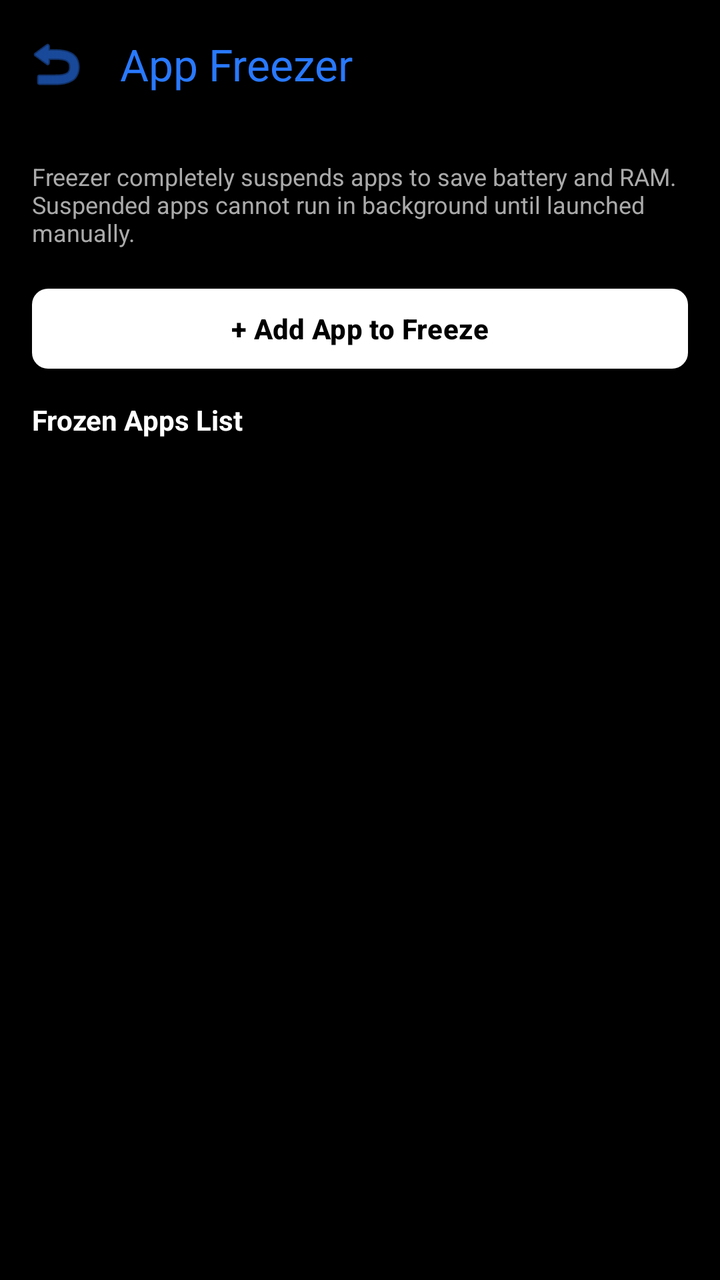
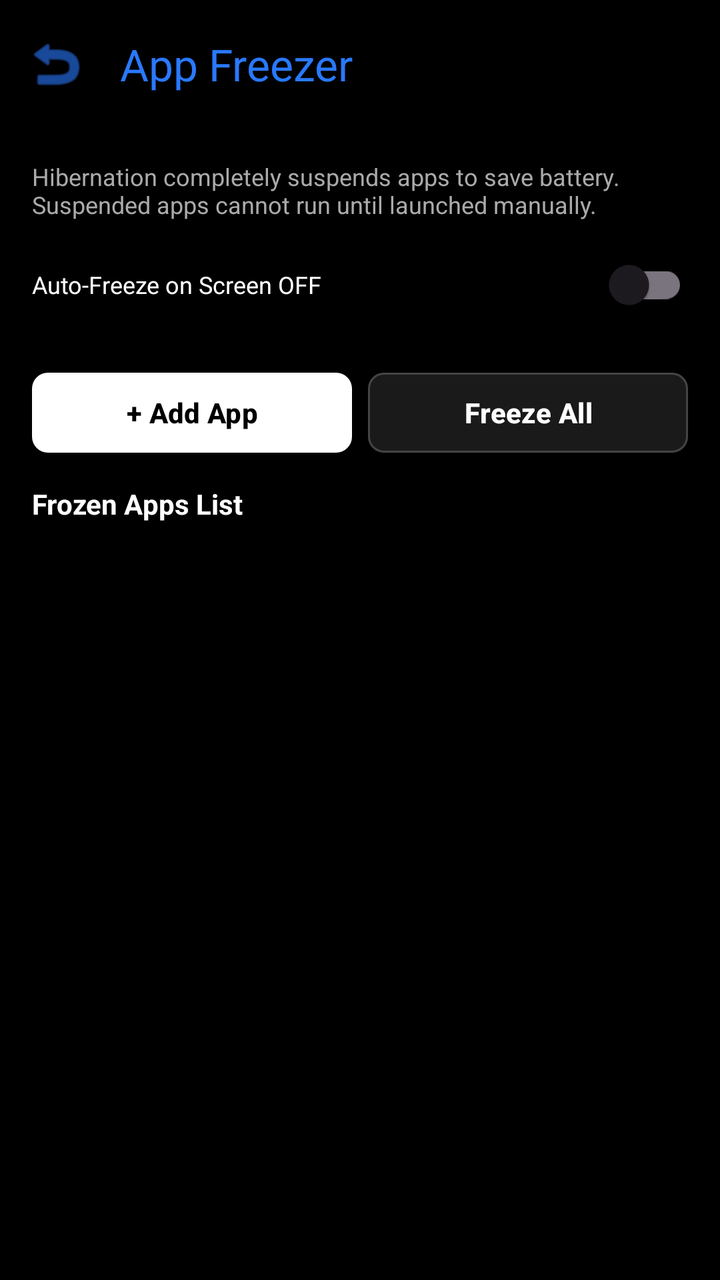

Screens rendered from an Android XML layout before and after an edit, with the pre-edit source and the edit as a unified diff.
<!-- AndroidManifest.xml: activity theme Theme.PhoneControl -->
<!-- res/layout/activity_freezer.xml -->
<?xml version="1.0" encoding="utf-8"?>
<LinearLayout xmlns:android="http://schemas.android.com/apk/res/android"
    xmlns:app="http://schemas.android.com/apk/res-auto"
    android:layout_width="match_parent"
    android:layout_height="match_parent"
    android:orientation="vertical"
    android:background="@android:color/black"
    android:fitsSystemWindows="true">

    <com.google.android.material.appbar.MaterialToolbar
        android:id="@+id/toolbarFreezer"
        android:layout_width="match_parent"
        android:layout_height="?attr/actionBarSize"
        app:title="App Freezer"
        app:titleTextColor="@color/color_freezer"
        app:navigationIcon="@android:drawable/ic_menu_revert"
        app:navigationIconTint="@color/color_freezer" />

    
    <LinearLayout
        android:layout_width="match_parent"
        android:layout_height="wrap_content"
        android:orientation="vertical"
        android:padding="16dp"
        android:background="#000000">

        <TextView
            android:layout_width="match_parent"
            android:layout_height="wrap_content"
            android:text="Freezer completely suspends apps to save battery and RAM. Suspended apps cannot run in background until launched manually."
            android:textColor="#AAAAAA"
            android:textSize="12sp"
            android:layout_marginBottom="16dp" />

        <com.google.android.material.button.MaterialButton
            android:id="@+id/btnAddNewFreeze"
            android:layout_width="match_parent"
            android:layout_height="wrap_content"
            android:text="+ Add App to Freeze"
            android:textColor="@android:color/black"
            android:textStyle="bold"
            app:backgroundTint="@android:color/white"
            app:cornerRadius="8dp" />

        <LinearLayout
            android:id="@+id/layoutEditActions"
            android:layout_width="match_parent"
            android:layout_height="wrap_content"
            android:orientation="horizontal"
            android:layout_marginTop="12dp"
            android:visibility="gone">

            <com.google.android.material.button.MaterialButton
                android:id="@+id/btnRemoveSelected"
                android:layout_width="0dp"
                android:layout_height="wrap_content"
                android:layout_weight="1"
                android:text="Remove Selected"
                android:textColor="@android:color/white"
                app:backgroundTint="@android:color/holo_red_dark"
                app:cornerRadius="8dp" />

            <com.google.android.material.button.MaterialButton
                android:id="@+id/btnCancelEdit"
                style="@style/Widget.Material3.Button.TextButton"
                android:layout_width="wrap_content"
                android:layout_height="wrap_content"
                android:layout_marginStart="8dp"
                android:text="Cancel"
                android:textColor="@android:color/white" />
        </LinearLayout>

        <TextView
            android:layout_width="match_parent"
            android:layout_height="wrap_content"
            android:layout_marginTop="12dp"
            android:text="Frozen Apps List"
            android:textColor="#FFFFFF"
            android:textSize="14sp"
            android:textStyle="bold" />
    </LinearLayout>

    <androidx.core.widget.NestedScrollView
        android:layout_width="match_parent"
        android:layout_height="match_parent">

        <LinearLayout
            android:id="@+id/layoutFrozenAppsList"
            android:layout_width="match_parent"
            android:layout_height="wrap_content"
            android:orientation="vertical"
            android:paddingHorizontal="16dp"
            android:paddingBottom="16dp" />
    </androidx.core.widget.NestedScrollView>
</LinearLayout>
<!-- resources referenced by this layout -->
<resources>
  <color name="color_freezer">#2979FF</color>
  <style name="Theme.PhoneControl" parent="Theme.Material3.DayNight.NoActionBar">
          
          <item name="colorPrimary">@color/purple_500</item>
          <item name="colorPrimaryVariant">@color/purple_700</item>
          <item name="colorOnPrimary">@color/white</item>
          
          <item name="colorSecondary">@color/teal_200</item>
          <item name="colorSecondaryVariant">@color/teal_700</item>
          <item name="colorOnSecondary">@color/black</item>
          
          <item name="android:statusBarColor">@android:color/black</item>
          <item name="android:windowLightStatusBar" tools:targetApi="m">false</item>
          
          
          
      </style>
  <color name="purple_500">#FF6200EE</color>
  <color name="purple_700">#FF3700B3</color>
  <color name="white">#FFFFFFFF</color>
  <color name="teal_200">#FF03DAC5</color>
  <color name="teal_700">#FF018786</color>
  <color name="black">#FF000000</color>
</resources>

<!-- the commit's change to res/layout/activity_freezer.xml (unified diff, before → after) -->
@@ -27,20 +27,58 @@
         <TextView
             android:layout_width="match_parent"
             android:layout_height="wrap_content"
-            android:text="Freezer completely suspends apps to save battery and RAM. Suspended apps cannot run in background until launched manually."
+            android:text="Hibernation completely suspends apps to save battery. Suspended apps cannot run until launched manually."
             android:textColor="#AAAAAA"
-            android:textSize="12sp"
-            android:layout_marginBottom="16dp" />
+            android:textSize="12sp" />
 
-        <com.google.android.material.button.MaterialButton
-            android:id="@+id/btnAddNewFreeze"
+        <LinearLayout
             android:layout_width="match_parent"
             android:layout_height="wrap_content"
-            android:text="+ Add App to Freeze"
-            android:textColor="@android:color/black"
-            android:textStyle="bold"
-            app:backgroundTint="@android:color/white"
-            app:cornerRadius="8dp" />
+            android:orientation="horizontal"
+            android:gravity="center_vertical"
+            android:layout_marginTop="8dp"
+            android:layout_marginBottom="16dp">
+            <TextView
+                android:layout_width="0dp"
+                android:layout_weight="1"
+                android:layout_height="wrap_content"
+                android:text="Auto-Freeze on Screen OFF"
+                android:textColor="#FFFFFF"
+                android:textSize="12sp" />
+            <com.google.android.material.switchmaterial.SwitchMaterial
+                android:id="@+id/switchAutoFreeze"
+                android:layout_width="wrap_content"
+                android:layout_height="wrap_content" />
+        </LinearLayout>
+
+        <LinearLayout
+            android:layout_width="match_parent"
+            android:layout_height="wrap_content"
+            android:orientation="horizontal">
+            <com.google.android.material.button.MaterialButton
+                android:id="@+id/btnAddNewFreeze"
+                android:layout_width="0dp"
+                android:layout_height="wrap_content"
+                android:layout_weight="1"
+                android:text="+ Add App"
+                android:textColor="@android:color/black"
+                android:textStyle="bold"
+                app:backgroundTint="@android:color/white"
+                app:cornerRadius="8dp" />
+            <View android:layout_width="8dp" android:layout_height="0dp" />
+            <com.google.android.material.button.MaterialButton
+                android:id="@+id/btnFreezeAllNow"
+                android:layout_width="0dp"
+                android:layout_height="wrap_content"
+                android:layout_weight="1"
+                android:text="Freeze All"
+                android:textColor="@android:color/white"
+                android:textStyle="bold"
+                app:backgroundTint="#1A1A1A"
+                app:strokeWidth="1dp"
+                app:strokeColor="#444444"
+                app:cornerRadius="8dp" />
+        </LinearLayout>
 
         <LinearLayout
             android:id="@+id/layoutEditActions"
